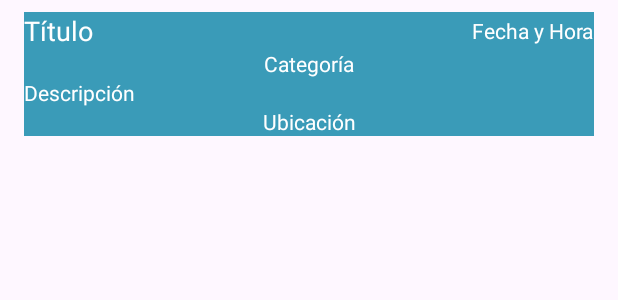
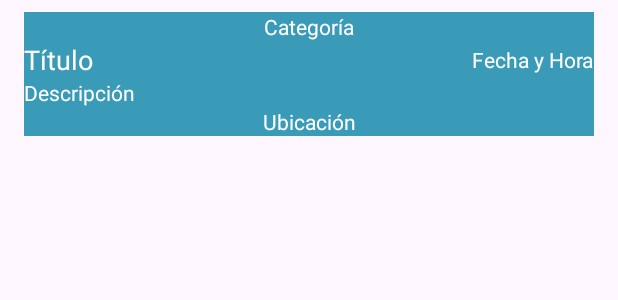
Before and after one commit to InoValz/AplicacionMovil, an Android app: the layout item_publicacion.xml on its own in the app's theme, with its tools: preview values and no code run, on a phone screen of 412 x 824 dp. Shown: the top 300 px of the screen. Run offline under Robolectric (Android 15) with nearby library versions, the phone set to English and light mode, and no system bars.

Commit message:
version 3.3.7

```diff
--- a/app/src/main/res/layout/item_publicacion.xml
+++ b/app/src/main/res/layout/item_publicacion.xml
@@ -11,6 +11,15 @@
     android:background="@color/app">
 
     <!-- Título y fecha/hora en una fila horizontal -->
+
+    <TextView
+        android:id="@+id/CategoriaTextView"
+        android:layout_width="match_parent"
+        android:layout_height="wrap_content"
+        android:gravity="center"
+        android:text="Categoría"
+        android:textColor="@color/white" />
+
     <LinearLayout
         android:layout_width="match_parent"
         android:layout_height="wrap_content"
@@ -26,7 +35,6 @@
             android:textColor="@color/white"
             android:textSize="18sp"/>
 
-
         <TextView
             android:id="@+id/fechaHoraTextView"
             android:layout_width="wrap_content"
@@ -34,14 +42,6 @@
             android:text="Fecha y Hora"
             android:textColor="@color/white" />
     </LinearLayout>
-
-    <TextView
-        android:id="@+id/CategoriaTextView"
-        android:layout_width="match_parent"
-        android:layout_height="wrap_content"
-        android:gravity="center"
-        android:text="Categoría"
-        android:textColor="@color/white" />
 
     <TextView
         android:id="@+id/descripcionTextView"
```
Also changed, not shown: app/src/main/res/layout/app_bar_mp.xml (+5 -8 lines).
